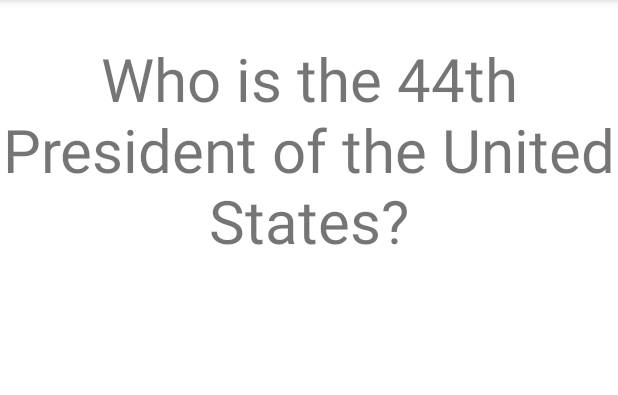
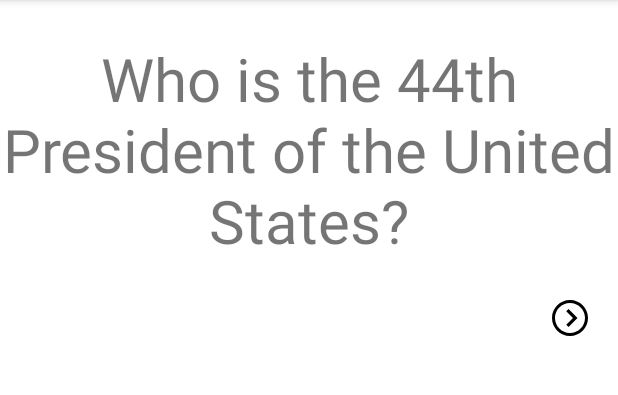
Before and after one commit to Speedy-W/ChrisFlashCardApp, an Android app: the screen it shows after launch (MainActivity), on a phone screen of 412 x 824 dp, the part 84-479 px from its top. Run offline under Robolectric (Android 15) with nearby library versions, the phone set to English and light mode, and no system bars; our stand-ins replace Room's generated code.

Commit message:
Lab 3 - Week 5

```diff
--- a/app/build.gradle
+++ b/app/build.gradle
@@ -35,4 +35,9 @@ dependencies {
     testImplementation 'junit:junit:4.+'
     androidTestImplementation 'androidx.test.ext:junit:1.1.3'
     androidTestImplementation 'androidx.test.espresso:espresso-core:3.4.0'
+
+    def room_version = "2.2.6"
+
+    implementation "androidx.room:room-runtime:$room_version"
+    annotationProcessor "androidx.room:room-compiler:$room_version"
 }
--- /dev/null
+++ b/app/src/main/java/com/example/chrisflashcardapp/AppDatabase.java
@@ -0,0 +1,9 @@
+package com.example.chrisflashcardapp;
+
+import androidx.room.Database;
+import androidx.room.RoomDatabase;
+
+@Database(entities = {Flashcard.class}, version = 3)
+public abstract class AppDatabase extends RoomDatabase {
+    public abstract FlashcardDao flashcardDao();
+}
--- /dev/null
+++ b/app/src/main/java/com/example/chrisflashcardapp/FlashcardDao.java
@@ -0,0 +1,26 @@
+package com.example.chrisflashcardapp;
+
+
+import androidx.room.Dao;
+import androidx.room.Delete;
+import androidx.room.Insert;
+import androidx.room.OnConflictStrategy;
+import androidx.room.Query;
+import androidx.room.Update;
+
+import java.util.List;
+
+@Dao
+public interface FlashcardDao {
+    @Query("SELECT * FROM flashcard")
+    List<Flashcard> getAll();
+
+    @Insert
+    void insertAll(Flashcard... flashcards);
+
+    @Delete
+    void delete(Flashcard flashcard);
+
+    @Update(onConflict = OnConflictStrategy.REPLACE)
+    void update(Flashcard flashcard);
+}
--- /dev/null
+++ b/app/src/main/java/com/example/chrisflashcardapp/FlashcardDatabase.java
@@ -0,0 +1,52 @@
+package com.example.chrisflashcardapp;
+
+import android.content.Context;
+
+import androidx.room.Room;
+
+import java.util.List;
+
+public class FlashcardDatabase {
+    private final AppDatabase db;
+
+    FlashcardDatabase(Context context) {
+        db = Room.databaseBuilder(context.getApplicationContext(),
+                AppDatabase.class, "flashcard-database")
+                .allowMainThreadQueries()
+                .fallbackToDestructiveMigration()
+                .build();
+    }
+
+    public void initFirstCard() {
+        if (db.flashcardDao().getAll().isEmpty()) {
+            insertCard(new Flashcard("Who is the 44th President of the United States", "Barack Obama"));
+        }
+    }
+
+    public List<Flashcard> getAllCards() {
+        return db.flashcardDao().getAll();
+    }
+
+    public void insertCard(Flashcard flashcard) {
+        db.flashcardDao().insertAll(flashcard);
+    }
+
+    public void deleteCard(String flashcardQuestion) {
+        List<Flashcard> allCards = db.flashcardDao().getAll();
+        for (Flashcard f : allCards) {
+            if (f.getQuestion().equals(flashcardQuestion)) {
+                db.flashcardDao().delete(f);
+            }
+        }
+    }
+
+    public void updateCard(Flashcard flashcard) {
+        db.flashcardDao().update(flashcard);
+    }
+
+    public void deleteAll() {
+        for (Flashcard f : db.flashcardDao().getAll()) {
+            db.flashcardDao().delete(f);
+        }
+    }
+}
--- a/app/src/main/java/com/example/chrisflashcardapp/MainActivity.java
+++ b/app/src/main/java/com/example/chrisflashcardapp/MainActivity.java
@@ -8,10 +8,19 @@ import android.view.View;
 import android.widget.ImageView;
 import android.widget.TextView;
 
+import com.google.android.material.snackbar.Snackbar;
+
+import java.util.List;
+
 public class MainActivity extends AppCompatActivity {
 
     TextView FlashcardQuestion;
     TextView Answer;
+
+    FlashcardDatabase flashcardDatabase;
+    List< Flashcard> allFlashcards;
+    int cardIndex = 0;
+
     @Override
     protected void onCreate(Bundle savedInstanceState) {
         super.onCreate(savedInstanceState);
@@ -26,6 +35,13 @@ public class MainActivity extends AppCompatActivity {
                 Answer.setVisibility(view.VISIBLE);
             }
         } );
+        Answer.setOnClickListener( new View.OnClickListener() {
+            @Override
+            public void onClick(View view) {
+                FlashcardQuestion.setVisibility(view.VISIBLE);
+                Answer.setVisibility(view.INVISIBLE);
+            }
+        } );
         ImageView Plus = findViewById(R.id.Plus_Sign);
         Plus.setOnClickListener(new View.OnClickListener() {
             @Override
@@ -35,7 +51,39 @@ public class MainActivity extends AppCompatActivity {
             }
         });
 
+        flashcardDatabase = new FlashcardDatabase( getApplicationContext() );
+        allFlashcards =  flashcardDatabase.getAllCards();
+
+        if(allFlashcards != null && allFlashcards.size() > 0) {
+            Flashcard first = allFlashcards.get( 0 );
+            FlashcardQuestion.setText( first.getQuestion() );
+            Answer.setText( first.getAnswer() );
+        }
+
+        findViewById( R.id.Next).setOnClickListener( new View.OnClickListener() {
+            @Override
+            public void onClick(View view) {
+                if(allFlashcards == null || allFlashcards.size() ==0){
+                    return;
+                }
+
+                cardIndex +=1;
+
+                if(cardIndex >=allFlashcards.size()){
+                    Snackbar.make(view,
+                            "You've  reached the end of the card! Going back to the start",
+                            Snackbar.LENGTH_SHORT).show();
+                    cardIndex = 0;
+
+                }
+
+                Flashcard currentCard =   allFlashcards.get( cardIndex );
+                FlashcardQuestion.setText( currentCard.getQuestion() );
+                Answer.setText( currentCard.getAnswer() );
+            }
+        } );
     }
+
     @Override
     protected void onActivityResult(int requestCode, int resultCode, Intent data) {
         super.onActivityResult( requestCode, resultCode, data );
@@ -45,6 +93,12 @@ public class MainActivity extends AppCompatActivity {
                 String string2 = data.getExtras().getString( "Answer" );
                 FlashcardQuestion.setText( string1 );
                 Answer.setText( string2 );
+
+                Flashcard flashcard = new Flashcard( string1,string2 );
+                flashcardDatabase.insertCard( flashcard );
+
+                allFlashcards = flashcardDatabase.getAllCards();
+
             }
         }
     }
--- /dev/null
+++ b/app/src/main/res/drawable/next.xml
@@ -0,0 +1,9 @@
+<vector xmlns:android="http://schemas.android.com/apk/res/android"
+    android:width="24dp"
+    android:height="24dp"
+    android:viewportWidth="24"
+    android:viewportHeight="24">
+  <path
+      android:fillColor="#FF000000"
+      android:pathData="M12,2c5.514,0 10,4.486 10,10s-4.486,10 -10,10 -10,-4.486 -10,-10 4.486,-10 10,-10zM12,0c-6.627,0 -12,5.373 -12,12s5.373,12 12,12 12,-5.373 12,-12 -5.373,-12 -12,-12zM14,12l-4.5,4.5 1.527,1.5 5.973,-6 -5.973,-6 -1.527,1.5 4.5,4.5z"/>
+</vector>
--- a/app/src/main/res/layout/activity_main.xml
+++ b/app/src/main/res/layout/activity_main.xml
@@ -39,6 +39,17 @@
         android:layout_marginRight="20dp"
         android:layout_marginBottom="10dp"
         />
+    <ImageView
+        android:id="@+id/Next"
+        android:layout_width="wrap_content"
+        android:layout_height="wrap_content"
+        android:src="@drawable/next"
+        android:layout_below="@+id/Flashcard_Question"
+        android:layout_alignParentRight="true"
+        android:layout_marginRight="20dp"
+
+        />
+
 
 
 
```
Also changed, not shown: app/src/main/java/com/example/chrisflashcardapp/Flashcard.java (added, +96 -0 lines).
